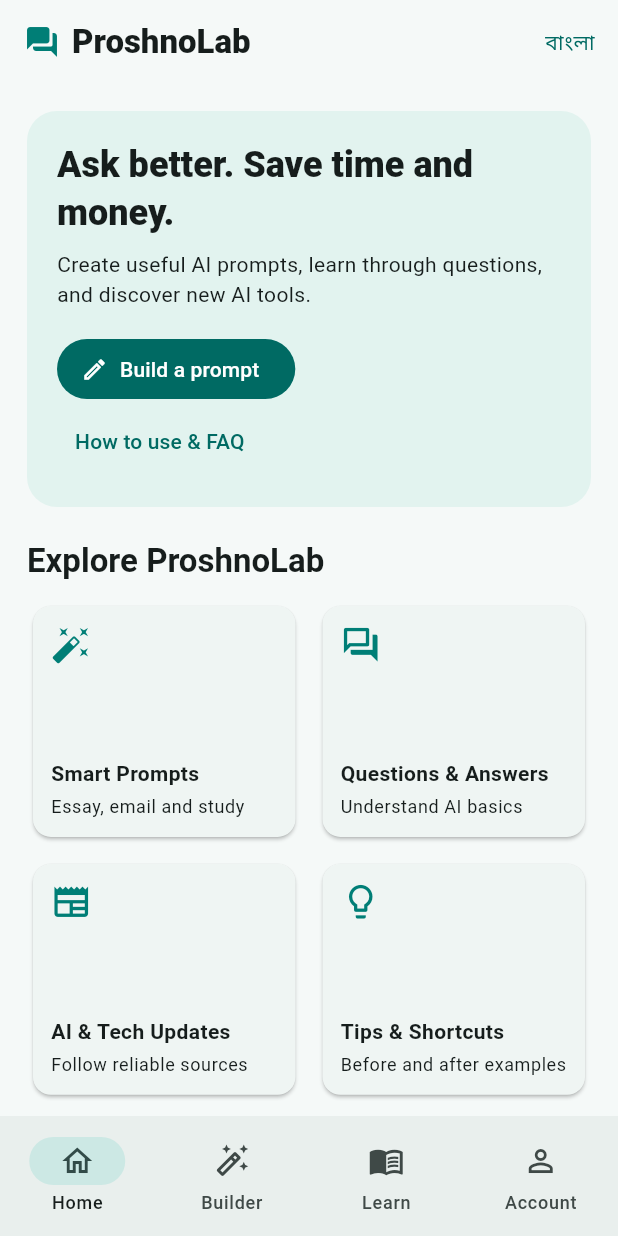
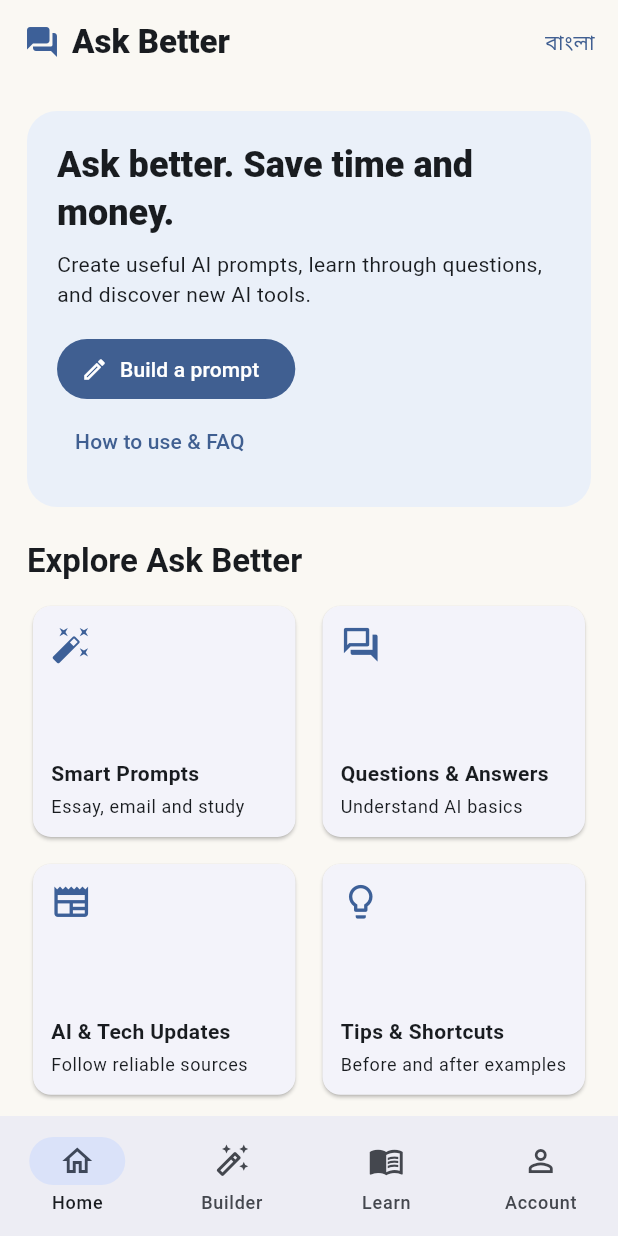
Before and after one commit to MarwaMossini/ask-better, a Flutter app: the screen it shows after launch, on a phone screen of 412 x 824 dp. Run offline on Flutter 3.47's test engine with Material 3 defaults, Android fonts, the phone set to English and light mode, and no system bars; our stand-ins replace material_ui.

Commit message:
Use Ask Better as the public app name

```diff
--- a/lib/main.dart
+++ b/lib/main.dart
@@ -3,7 +3,7 @@ import 'package:material_ui/material_ui.dart';
 
 void main() => runApp(const ProshnoLabApp());
 
-const _teal = Color(0xFF007E76);
+const _teal = Color(0xFF3D6098);
 
 class ProshnoLabApp extends StatelessWidget {
   const ProshnoLabApp({super.key});
@@ -11,12 +11,12 @@ class ProshnoLabApp extends StatelessWidget {
   @override
   Widget build(BuildContext context) {
     return MaterialApp(
-      title: 'ProshnoLab',
+      title: 'Ask Better',
       debugShowCheckedModeBanner: false,
       theme: ThemeData(
         useMaterial3: true,
         colorScheme: ColorScheme.fromSeed(seedColor: _teal),
-        scaffoldBackgroundColor: const Color(0xFFF5F9F8),
+        scaffoldBackgroundColor: const Color(0xFFFAF8F3),
         inputDecorationTheme: const InputDecorationTheme(
           border: OutlineInputBorder(),
           contentPadding: EdgeInsets.symmetric(horizontal: 14, vertical: 13),
@@ -44,11 +44,11 @@ class _ProshnoLabHomeState extends State<ProshnoLabHome> {
   Widget build(BuildContext context) {
     return Scaffold(
       appBar: AppBar(
-        backgroundColor: const Color(0xFFF5F9F8),
+        backgroundColor: const Color(0xFFFAF8F3),
         title: const Row(children: [
           Icon(Icons.question_answer_rounded, color: _teal),
           SizedBox(width: 8),
-          Text('ProshnoLab', style: TextStyle(fontWeight: FontWeight.w800)),
+          Text('Ask Better', style: TextStyle(fontWeight: FontWeight.w800)),
         ]),
         actions: [
           TextButton(
@@ -92,7 +92,7 @@ class _ProshnoLabHomeState extends State<ProshnoLabHome> {
         Container(
           padding: const EdgeInsets.all(20),
           decoration: BoxDecoration(
-            color: const Color(0xFFE2F3EF),
+            color: const Color(0xFFEAF0F9),
             borderRadius: BorderRadius.circular(20),
           ),
           child: Column(crossAxisAlignment: CrossAxisAlignment.start, children: [
@@ -123,7 +123,7 @@ class _ProshnoLabHomeState extends State<ProshnoLabHome> {
           ]),
         ),
         const SizedBox(height: 22),
-        Text(t('Explore ProshnoLab', 'প্রশনোল্যাব ঘুরে দেখুন'),
+        Text(t('Explore Ask Better', 'আস্ক বেটার ঘুরে দেখুন'),
             style: Theme.of(context).textTheme.titleLarge?.copyWith(fontWeight: FontWeight.bold)),
         const SizedBox(height: 12),
         GridView.count(
@@ -196,7 +196,7 @@ class ProshnoLabHelp extends StatelessWidget {
     ];
 
     return Scaffold(
-      appBar: AppBar(title: Text(t('How to use ProshnoLab', 'প্রশনোল্যাব কীভাবে ব্যবহার করবেন'))),
+      appBar: AppBar(title: Text(t('How to use Ask Better', 'আস্ক বেটার কীভাবে ব্যবহার করবেন'))),
       body: SafeArea(
         child: Center(
           child: ConstrainedBox(
@@ -233,7 +233,7 @@ class ProshnoLabHelp extends StatelessWidget {
                   ],
                 ),
                 ExpansionTile(
-                  title: Text(t('Does ProshnoLab answer my question?', 'প্রশনোল্যাব কি আমার প্রশ্নের উত্তর দেয়?')),
+                  title: Text(t('Does Ask Better answer my question?', 'আস্ক বেটার কি আমার প্রশ্নের উত্তর দেয়?')),
                   expandedAlignment: AlignmentDirectional.centerStart,
                   childrenPadding: const EdgeInsets.fromLTRB(16, 0, 16, 16),
                   children: [
@@ -253,7 +253,7 @@ class ProshnoLabHelp extends StatelessWidget {
                   expandedAlignment: AlignmentDirectional.centerStart,
                   childrenPadding: const EdgeInsets.fromLTRB(16, 0, 16, 16),
                   children: [
-                    Text(t('The ProshnoLab preview is free to use without an account. Your chosen AI tool may have its own sign-in or pricing.', 'প্রশনোল্যাবের পরীক্ষামূলক সংস্করণ অ্যাকাউন্ট ছাড়াই বিনা মূল্যে ব্যবহার করা যায়। আপনার পছন্দের এআই টুলে আলাদা লগইন বা খরচ থাকতে পারে।')),
+                    Text(t('The Ask Better preview is free to use without an account. Your chosen AI tool may have its own sign-in or pricing.', 'আস্ক বেটারের পরীক্ষামূলক সংস্করণ অ্যাকাউন্ট ছাড়াই বিনা মূল্যে ব্যবহার করা যায়। আপনার পছন্দের এআই টুলে আলাদা লগইন বা খরচ থাকতে পারে।')),
                   ],
                 ),
                 ExpansionTile(
@@ -261,7 +261,7 @@ class ProshnoLabHelp extends StatelessWidget {
                   expandedAlignment: AlignmentDirectional.centerStart,
                   childrenPadding: const EdgeInsets.fromLTRB(16, 0, 16, 16),
                   children: [
-                    Text(t('ProshnoLab processes your answers in the browser or on your phone. If you paste the prompt into another service, that service handles the text under its own privacy policy.', 'প্রশনোল্যাব আপনার উত্তর ব্রাউজার বা ফোনেই প্রক্রিয়া করে। প্রম্পট অন্য কোনো সেবায় পেস্ট করলে সেই সেবার গোপনীয়তা নীতি প্রযোজ্য হবে।')),
+                    Text(t('Ask Better processes your answers in the browser or on your phone. If you paste the prompt into another service, that service handles the text under its own privacy policy.', 'আস্ক বেটার আপনার উত্তর ব্রাউজার বা ফোনেই প্রক্রিয়া করে। প্রম্পট অন্য কোনো সেবায় পেস্ট করলে সেই সেবার গোপনীয়তা নীতি প্রযোজ্য হবে।')),
                   ],
                 ),
               ],
@@ -502,7 +502,7 @@ typedef _Lesson = ({
 
 const _lessons = <_Lesson>[
   (group: 0, title: ('What is a good AI prompt?', 'ভালো এআই প্রম্পট কী?'), body: ('It states your goal, useful context, limits and the kind of answer you need. Clear requests often reduce follow-up questions.', 'এতে আপনার লক্ষ্য, দরকারি তথ্য, সীমাবদ্ধতা এবং কী ধরনের উত্তর চান তা স্পষ্ট থাকে।'), example: null),
-  (group: 0, title: ('Does ProshnoLab answer questions with AI?', 'প্রশনোল্যাব কি এআই দিয়ে উত্তর দেয়?'), body: ('Not in this first version. It builds prompts you can paste into an AI tool, and this library contains prepared explanations.', 'প্রথম সংস্করণে নয়। এটি এআই টুলে ব্যবহার করার প্রম্পট তৈরি করে এবং এখানে আগে থেকে লেখা ব্যাখ্যা আছে।'), example: null),
+  (group: 0, title: ('Does Ask Better answer questions with AI?', 'আস্ক বেটার কি এআই দিয়ে উত্তর দেয়?'), body: ('Not in this first version. It builds prompts you can paste into an AI tool, and this library contains prepared explanations.', 'প্রথম সংস্করণে নয়। এটি এআই টুলে ব্যবহার করার প্রম্পট তৈরি করে এবং এখানে আগে থেকে লেখা ব্যাখ্যা আছে।'), example: null),
   (group: 0, title: ('Can a better prompt remove free-plan limits?', 'ভালো প্রম্পট কি ফ্রি প্ল্যানের সীমা সরায়?'), body: ('No. Better instructions can reduce unnecessary back-and-forth but cannot change a provider’s usage limits.', 'না। ভালো নির্দেশনা অপ্রয়োজনীয় বার্তা কমাতে পারে, কিন্তু সেবার ব্যবহারের সীমা বদলায় না।'), example: null),
   (group: 0, title: ('Should I share personal information?', 'ব্যক্তিগত তথ্য কি শেয়ার করা উচিত?'), body: ('Only include information truly needed for the task. Use placeholders for private names, numbers and addresses.', 'কাজের জন্য একান্ত প্রয়োজনীয় তথ্যই দিন। ব্যক্তিগত নাম, নম্বর ও ঠিকানার বদলে নমুনা তথ্য দিন।'), example: null),
   (group: 1, title: ('Make the output specific', 'কেমন উত্তর চান তা বলুন'), body: ('Weak: Explain photosynthesis.', 'সাধারণ: সালোকসংশ্লেষণ বুঝিয়ে দিন।'), example: ('Better: Explain photosynthesis to a class 9 student with a simple example and three practice questions.', 'উন্নত: নবম শ্রেণির শিক্ষার্থীর জন্য সহজ উদাহরণ ও তিনটি অনুশীলনীসহ সালোকসংশ্লেষণ বুঝিয়ে দিন।')),
@@ -712,7 +712,7 @@ class AccountPage extends StatelessWidget {
       Card(child: ListTile(
         leading: const Icon(Icons.lock_outline, color: _teal),
         title: Text(t('Your privacy', 'আপনার গোপনীয়তা')),
-        subtitle: Text(t('Prompt inputs stay in app memory and are not sent to ProshnoLab servers. Closing the app clears them.',
+        subtitle: Text(t('Prompt inputs stay in app memory and are not sent to Ask Better servers. Closing the app clears them.',
             'প্রম্পটের তথ্য শুধু অ্যাপের মেমোরিতে থাকে; সার্ভারে পাঠানো হয় না। অ্যাপ বন্ধ করলে তথ্য মুছে যায়।')),
       )),
       const SizedBox(height: 12),
```
